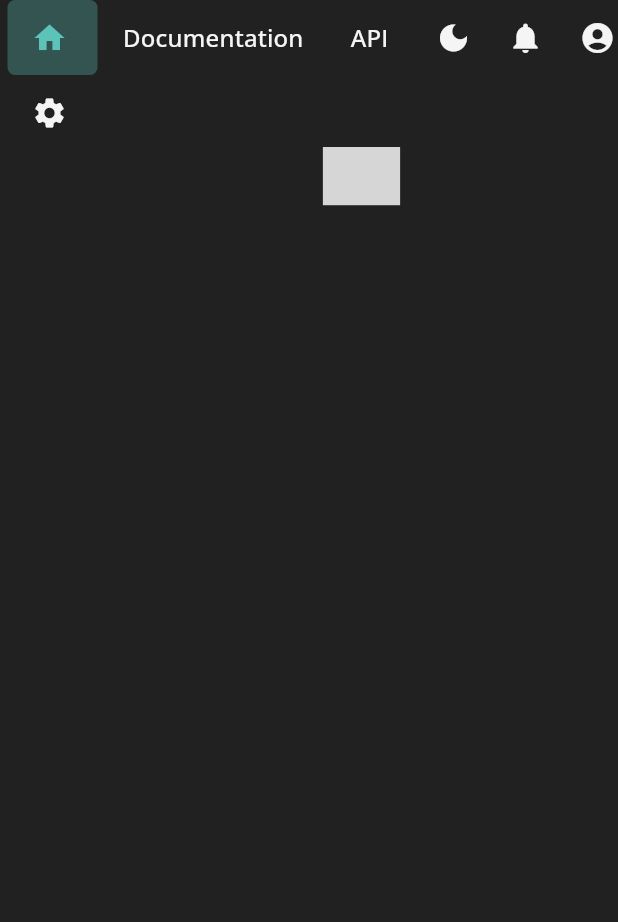
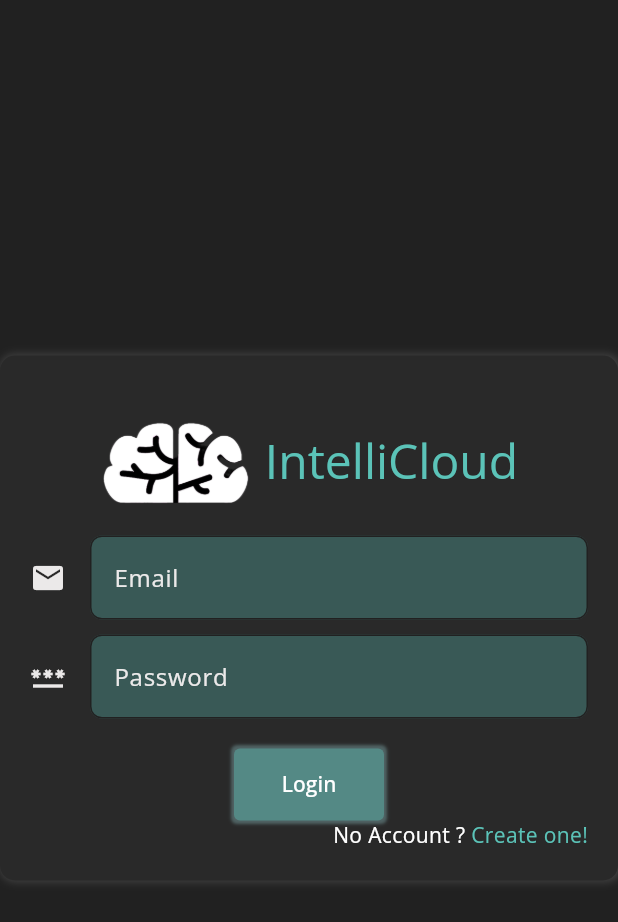
Before and after one commit to Moayad-H/intellicloud, a Flutter app: the screen it shows after launch, on a phone screen of 412 x 824 dp. Shown: the top 922 px of the screen. Run offline on Flutter 3.47's test engine with Material 3 defaults, Android fonts, the phone set to English and light mode, and no system bars; drawn by our look-alikes of easy_sidemenu; our stand-ins replace auto_size_text, dartz, data_table_2, dio, equatable, firebase_auth and 9 more; accounts and stored records are empty; grey boxes are pictures that could not be loaded.

Commit message:
init login

```diff
--- /dev/null
+++ b/lib/controllers/authentication/auth_cubit.dart
@@ -0,0 +1,60 @@
+import 'package:flutter_bloc/flutter_bloc.dart';
+import 'package:firebase_auth/firebase_auth.dart';
+import 'package:equatable/equatable.dart';
+
+part 'auth_state.dart';
+
+class AuthCubit extends Cubit<AuthState> {
+  final FirebaseAuth _auth = FirebaseAuth.instance;
+  static AuthCubit get(context) => BlocProvider.of<AuthCubit>(context);
+
+  AuthCubit() : super(AuthInitial());
+
+  Future<void> login(String email, String password) async {
+    emit(AuthLoading());
+    try {
+      final userCredential = await _auth.signInWithEmailAndPassword(
+        email: email,
+        password: password,
+      );
+
+      emit(AuthAuthenticated(userCredential.user!));
+    } on FirebaseAuthException catch (e) {
+      emit(AuthError(e.message ?? 'Login failed'));
+    }
+  }
+
+  Future<void> register(String email, String password) async {
+    emit(AuthLoading());
+    try {
+      final userCredential = await _auth.createUserWithEmailAndPassword(
+        email: email,
+        password: password,
+      );
+      emit(AuthCheckOtp());
+      //  emit(AuthAuthenticated(userCredential.user!));
+    } on FirebaseAuthException catch (e) {
+      emit(AuthError(e.message ?? 'Registration failed'));
+    }
+  }
+
+  Future<void> logout() async {
+    emit(AuthLoading());
+    try {
+      await _auth.signOut();
+      emit(AuthUnauthenticated());
+    } on FirebaseAuthException catch (e) {
+      emit(AuthError(e.message ?? 'Logout failed'));
+    }
+  }
+
+  void checkAuthStatus() {
+    emit(AuthLoading());
+    final user = _auth.currentUser;
+    if (user != null) {
+      emit(AuthAuthenticated(user));
+    } else {
+      emit(AuthUnauthenticated());
+    }
+  }
+}
--- /dev/null
+++ b/lib/controllers/authentication/auth_state.dart
@@ -0,0 +1,32 @@
+part of 'auth_cubit.dart';
+
+abstract class AuthState extends Equatable {
+  const AuthState();
+
+  @override
+  List<Object> get props => [];
+}
+
+class AuthInitial extends AuthState {}
+
+class AuthLoading extends AuthState {}
+
+class AuthCheckOtp extends AuthState {}
+
+class AuthAuthenticated extends AuthState {
+  final User user;
+  const AuthAuthenticated(this.user);
+
+  @override
+  List<Object> get props => [user];
+}
+
+class AuthUnauthenticated extends AuthState {}
+
+class AuthError extends AuthState {
+  final String message;
+  const AuthError(this.message);
+
+  @override
+  List<Object> get props => [message];
+}
--- /dev/null
+++ b/lib/features/authentication/auth_screen.dart
@@ -0,0 +1,150 @@
+import 'package:flutter/material.dart';
+import 'package:flutter_bloc/flutter_bloc.dart';
+import 'package:intellicloud/app_assets/app_assets.dart';
+import 'package:intellicloud/app_colors/color_constants.dart';
+import 'package:intellicloud/app_colors/colors.dart';
+import 'package:intellicloud/controllers/authentication/auth_cubit.dart';
+import 'package:intellicloud/controllers/home_screen/dashboard_cubit.dart';
+import 'package:intellicloud/routes/app_routes.dart';
+
+class AuthScreen extends StatelessWidget {
+  final _emailController = TextEditingController();
+  final _passwordController = TextEditingController();
+
+  AuthScreen({super.key});
+//moayadhamzeh26@gmail.com
+//test1234
+  @override
+  Widget build(BuildContext context) {
+    return Scaffold(
+      body: BlocConsumer<AuthCubit, AuthState>(
+        listener: (context, state) {
+          if (state is AuthError) {
+            ScaffoldMessenger.of(context).showSnackBar(
+              SnackBar(content: Text(state.message)),
+            );
+          } else if (state is AuthAuthenticated) {
+            DashboardCubit.get(context)
+                .updateActiveTab(0, AppRoutes.startScreen, context);
+          }
+        },
+        builder: (context, state) {
+          if (state is AuthLoading) {
+            return Center(child: CircularProgressIndicator());
+          }
+          return Center(
+            child: Container(
+              padding: EdgeInsets.all(20),
+              decoration: BoxDecoration(
+                  color: secondaryColor,
+                  boxShadow: [
+                    BoxShadow(
+                        offset: Offset(1, 0),
+                        spreadRadius: 1,
+                        blurRadius: 4,
+                        color: Colors.grey.shade800),
+                  ],
+                  borderRadius: BorderRadius.circular(10)),
+              width: 500,
+              height: 350,
+              child: Column(
+                mainAxisAlignment: MainAxisAlignment.spaceBetween,
+                crossAxisAlignment: CrossAxisAlignment.center,
+                children: [
+                  Row(
+                    mainAxisAlignment: MainAxisAlignment.center,
+                    children: [
+                      Image.asset(
+                        width: 100,
+                        height: 100,
+                        AppAssets.intelliCloudLogo,
+                      ),
+                      SizedBox(
+                        width: 10,
+                      ),
+                      Text(
+                        'IntelliCloud',
+                        style:
+                            Theme.of(context).textTheme.headlineLarge?.copyWith(
+                                  color: AppColors.mintGreen,
+                                ),
+                      ),
+                      SizedBox(
+                        height: 10,
+                      ),
+                    ],
+                  ),
+                  TextField(
+                    controller: _emailController,
+                    decoration: InputDecoration(
+                      floatingLabelStyle: TextStyle(color: AppColors.lightGray),
+                      icon: Icon(Icons.email),
+                      labelText: 'Email',
+                      fillColor: AppColors.darkTeal,
+                    ),
+                  ),
+                  SizedBox(
+                    height: 10,
+                  ),
+                  TextField(
+                    controller: _passwordController,
+                    decoration: InputDecoration(
+                      floatingLabelStyle: TextStyle(color: AppColors.lightGray),
+                      icon: Icon(Icons.password),
+                      labelText: 'Password',
+                      fillColor: AppColors.darkTeal,
+                    ),
+                    obscureText: true,
+                  ),
+                  SizedBox(height: 20),
+                  Container(
+                    width: 100,
+                    decoration: BoxDecoration(
+                      boxShadow: [
+                        BoxShadow(
+                          color: AppColors.softCyan.withAlpha(80),
+                          spreadRadius: 2,
+                          blurRadius: 1,
+                        )
+                      ],
+                      color: AppColors.mintGreen.withAlpha(100),
+                      borderRadius: BorderRadius.all(Radius.circular(4)),
+                    ),
+                    child: TextButton(
+                      onPressed: () {
+                        context.read<AuthCubit>().login(
+                              _emailController.text,
+                              _passwordController.text,
+                            );
+                      },
+                      child: Text(
+                        'Login',
+                        style: Theme.of(context).textTheme.labelLarge,
+                      ),
+                    ),
+                  ),
+                  Row(
+                    mainAxisAlignment: MainAxisAlignment.end,
+                    children: [
+                      Text('No Account ? '),
+                      InkWell(
+                        onTap: () {},
+                        child: Text('Create one!',
+                            style: Theme.of(context)
+                                .textTheme
+                                .bodyMedium
+                                ?.copyWith(
+                                  color: AppColors.mintGreen,
+                                )),
+                      ),
+                    ],
+                  ),
+                ],
+              ),
+            ),
+          );
+        },
+      ),
+    );
+  }
+}
--- a/lib/features/cluster/available_savings/available_savings.dart
+++ b/lib/features/cluster/available_savings/available_savings.dart
@@ -506,6 +506,8 @@ class AvailableSavings extends StatelessWidget {
                                     child: SizedBox(
                                       height: 350,
                                       child: SfCartesianChart(
+                                        tooltipBehavior:
+                                            TooltipBehavior(enable: true),
                                         margin: EdgeInsets.all(0),
                                         primaryXAxis: CategoryAxis(
                                           minimum: 0,
--- a/lib/features/cluster/cluster_dashboard/components/utilization_column_chart.dart
+++ b/lib/features/cluster/cluster_dashboard/components/utilization_column_chart.dart
@@ -99,8 +99,13 @@ class UtilizationColumnChart extends StatelessWidget {
                         children: [
                           Expanded(
                             child: SfCartesianChart(
+                              tooltipBehavior: TooltipBehavior(
+                                  activationMode: ActivationMode.singleTap,
+                                  enable: true),
                               margin: EdgeInsets.symmetric(horizontal: 10),
                               primaryXAxis: CategoryAxis(
+                                interactiveTooltip:
+                                    InteractiveTooltip(enable: true),
                                 rangePadding: ChartRangePadding.auto,
                                 axisLine: AxisLine(
                                     color: AppColors.lightGray.withAlpha(100)),
--- a/lib/features/cluster/cluster_dashboard/components/widgets/cluster_utilization_dougnut.dart
+++ b/lib/features/cluster/cluster_dashboard/components/widgets/cluster_utilization_dougnut.dart
@@ -54,6 +54,7 @@ class ClusterUtilizationDougnut extends StatelessWidget {
                     height: 220,
                     width: 200,
                     child: SfCircularChart(
+                      tooltipBehavior: TooltipBehavior(enable: true),
                       annotations: <CircularChartAnnotation>[
                         CircularChartAnnotation(
                           widget: Column(
--- a/lib/features/start_screen/start_screen.dart
+++ b/lib/features/start_screen/start_screen.dart
@@ -1,9 +1,6 @@
-import 'dart:developer';
-
 import 'package:data_table_2/data_table_2.dart';
 import 'package:flutter/material.dart';
 import 'package:flutter_bloc/flutter_bloc.dart';
-import 'package:go_router/go_router.dart';
 import 'package:intellicloud/app_assets/app_assets.dart';
 import 'package:intellicloud/app_colors/color_constants.dart';
 import 'package:intellicloud/app_colors/colors.dart';
--- a/lib/main.dart
+++ b/lib/main.dart
@@ -4,6 +4,7 @@
 import 'package:flutter_bloc/flutter_bloc.dart';
 import 'package:google_fonts/google_fonts.dart';
 import 'package:intellicloud/app_colors/color_constants.dart';
+import 'package:intellicloud/controllers/authentication/auth_cubit.dart';
 import 'package:intellicloud/controllers/clusters/cluster_cubit.dart';
 import 'package:intellicloud/controllers/page_controller/page_cubit.dart';
 import 'package:intellicloud/network/api_service.dart';
@@ -23,6 +24,7 @@
     BlocProvider(create: (_) => DashboardCubit()),
     BlocProvider(create: (_) => PageCubit()),
     BlocProvider(create: (_) => ClusterCubit()),
+    BlocProvider(create: (context) => AuthCubit()..checkAuthStatus()),
   ], child: MyApp()));
 }
 
--- a/lib/mainScreen/view/main_layout.dart
+++ b/lib/mainScreen/view/main_layout.dart
@@ -1,8 +1,12 @@
 import 'package:flutter/material.dart';
 import 'package:flutter_bloc/flutter_bloc.dart';
+import 'package:go_router/go_router.dart';
+import 'package:intellicloud/controllers/authentication/auth_cubit.dart';
 import 'package:intellicloud/controllers/home_screen/dashboard_cubit.dart';
+import 'package:intellicloud/features/authentication/auth_screen.dart';
 import 'package:intellicloud/mainScreen/widgets/appbar.dart';
 import 'package:intellicloud/mainScreen/widgets/sidebar2.dart';
+import 'package:intellicloud/routes/app_routes.dart';
 
 class MainLayout extends StatefulWidget {
   MainLayout({super.key, required this.child});
@@ -23,7 +27,10 @@ class _MainLayoutState extends State<MainLayout> {
   @override
   Widget build(BuildContext context) {
     return Scaffold(
-      body: Row(
+      body: BlocBuilder<AuthCubit, AuthState>(
+        builder: (context, state) {
+          if (state is AuthAuthenticated) {
+            return Row(
               crossAxisAlignment: CrossAxisAlignment.start,
               children: [
                 Sidebar2(),
@@ -51,6 +58,12 @@ class _MainLayoutState extends State<MainLayout> {
 
                 // Top Row for Key Metrics
               ],
+            );
+          } else {
+            // GoRouter.of(context).go(AppRoutes.auth//Screen);
+            return AuthScreen();
+          }
+        },
       ),
     );
   }
--- a/lib/routes/app_routes.dart
+++ b/lib/routes/app_routes.dart
@@ -1,5 +1,6 @@
 import 'package:flutter/material.dart';
 import 'package:go_router/go_router.dart';
+import 'package:intellicloud/features/authentication/auth_screen.dart';
 import 'package:intellicloud/features/cluster/available_savings/available_savings.dart';
 import 'package:intellicloud/features/cluster/cluster_dashboard/cluster_dashboard.dart';
 import 'package:intellicloud/features/costSavings/view/energy_consumption_screen.dart';
@@ -9,6 +10,9 @@ import 'package:intellicloud/utils/custom_transition.dart';
 
 class AppRoutes {
   static const String startScreen = '/';
+  static const String authScreen = '/authentication';
+  static const String otpVerificationScreen =
+      '/authentication/otp/verification';
   static const String clusterDashboard = '/cluster/dashboard';
   static const String energyConsumption = '/energy_consumption';
   static const String analytics = '/analytics';
@@ -16,7 +20,7 @@ class AppRoutes {
   static const String availableSavings = '/cluster/available_savings';
   static const String settings = '/settings';
   static final shellNavigatorKey = GlobalKey<NavigatorState>();
-  static final _rootNavigatorKey = GlobalKey<NavigatorState>();
+  static final rootNavigatorKey = GlobalKey<NavigatorState>();
   final router = GoRouter(
     debugLogDiagnostics: true,
     initialLocation: startScreen,
@@ -27,6 +31,13 @@ class AppRoutes {
                 child: child,
               ),
           routes: [
+            GoRoute(
+                path: authScreen,
+                parentNavigatorKey: shellNavigatorKey,
+                pageBuilder: (context, state) => buildPageWithSlideTransition(
+                      child: Container(),
+                    )),
+
             GoRoute(
                 path: startScreen,
                 parentNavigatorKey: shellNavigatorKey,
```
Lines whose indentation alone changed are shown as unchanged.
